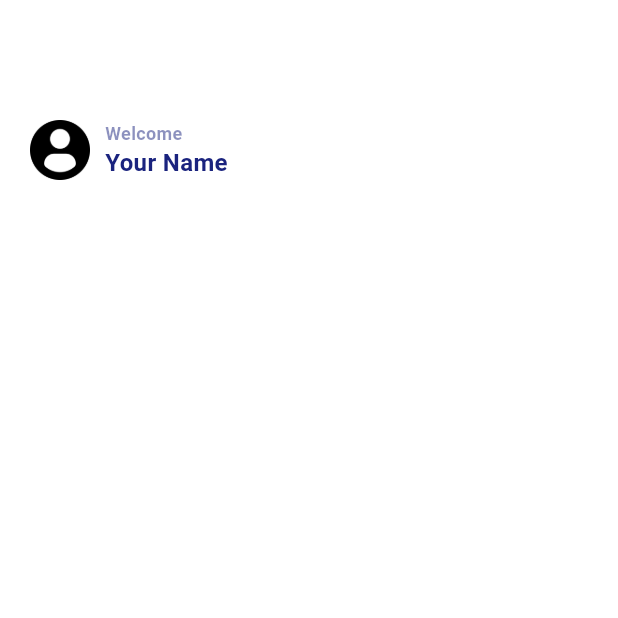
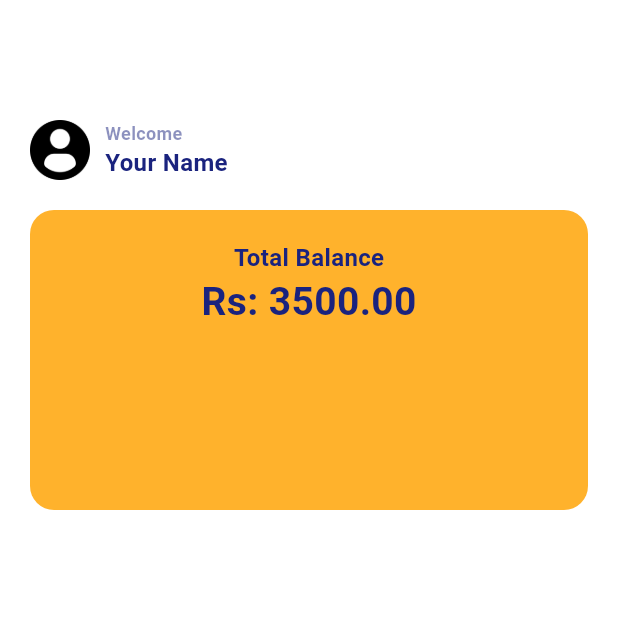
Before and after one commit to chamudithaperera/Flutter-Dart-project-10-Money-Manager-app, a Flutter app: the HomePage screen opened by its route, on a phone screen of 412 x 824 dp, the top half of it. Run offline on Flutter 3.47's test engine with Material 3 defaults, Android fonts, the phone set to English and light mode, and no system bars; our stand-ins replace shared_preferences; accounts and stored records are empty.

Commit message:
Refactor HomePage layout by replacing the body structure with a Padding widget, enhancing the UI with a new Total Balance container for better visual presentation and user experience.

```diff
--- a/money_manager/lib/pages/homePage.dart
+++ b/money_manager/lib/pages/homePage.dart
@@ -13,12 +13,13 @@ class _HomePageState extends State<HomePage> {
   @override
   Widget build(BuildContext context) {
     return Scaffold(
-      body: Column(
-        children: [
-          const SizedBox(height: 80),
-          Padding(
-            padding: const EdgeInsets.fromLTRB(20, 0, 20, 0),
-            child: Row(
+      body: Padding(
+        padding: const EdgeInsets.fromLTRB(20, 0, 20, 0),
+        child: Column(
+          children: [
+            const SizedBox(height: 80),
+            Row(
+              //top row
               children: [
                 Image.asset('assets/profile.png', width: 40, height: 40),
                 const SizedBox(width: 10),
@@ -46,8 +47,41 @@ class _HomePageState extends State<HomePage> {
                 ),
               ],
             ),
-          ),
-        ],
+            const SizedBox(height: 20),
+            Container(
+              height: 200,
+              width: double.infinity,
+              decoration: BoxDecoration(
+                color: AppColors.secondaryYellow,
+                borderRadius: BorderRadius.circular(
+                  16,
+                ), // You can change 16 to any value you like
+              ),
+              child: Column(
+                children: [
+                  const SizedBox(height: 20),
+                  Text(
+                    'Total Balance',
+                    style: TextStyle(
+                      fontSize: 16,
+                      fontWeight: FontWeight.bold,
+                      color: AppColors.darkBlue,
+                    ),
+                  ),
+                  Text(
+                    'Rs: 3500.00',
+                    style: TextStyle(
+                      fontSize: 26,
+                      fontWeight: FontWeight.bold,
+                      color: AppColors.darkBlue,
+                    ),
+                  ),
+                  const SizedBox(height: 20),
+                ],
+              ),
+            ),
+          ],
+        ),
       ),
     );
   }
```
